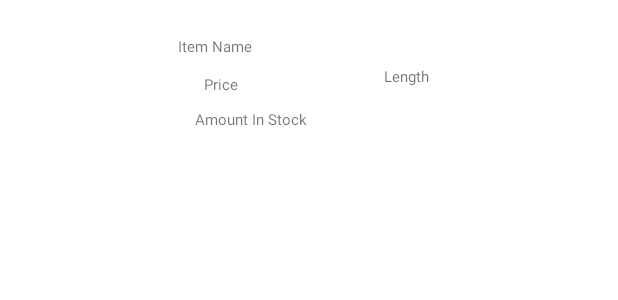
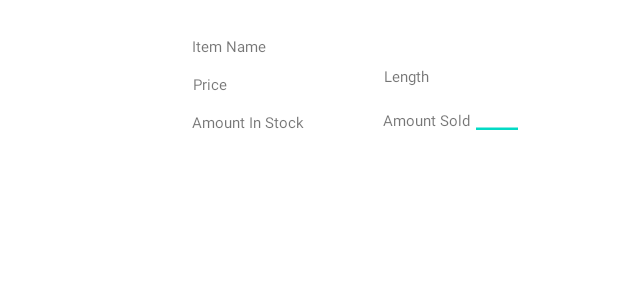
Before and after one commit to owen-na/ProjectBlue, an Android app: the layout item_info.xml on its own in the app's theme, with its tools: preview values and no code run, on a phone screen of 412 x 824 dp. Shown: the top 300 px of the screen. Run offline under Robolectric (Android 15) with nearby library versions, the phone set to English and light mode, and no system bars.

Commit message:
Initial V0.6.5
Created spinner to have initial text, added editText for item_info.xml

```diff
--- a/app/src/main/res/layout/item_info.xml
+++ b/app/src/main/res/layout/item_info.xml
@@ -5,21 +5,12 @@
     android:layout_width="match_parent"
     android:id="@+id/itemBox"
     android:layout_height="match_parent"
-    ><![CDATA[
-
     >
-
-
-
-
-
-
-    ]]>
 
     <ImageView
         android:id="@+id/imageView4"
-        android:layout_width="66dp"
-        android:layout_height="66dp"
+        android:layout_width="69dp"
+        android:layout_height="72dp"
         android:layout_marginTop="24dp"
         app:layout_constraintEnd_toStartOf="@+id/textView19"
         app:layout_constraintHorizontal_bias="0.421"
@@ -34,7 +25,7 @@
         android:text="@string/item_name"
         android:textSize="10dp"
         app:layout_constraintEnd_toEndOf="parent"
-            app:layout_constraintHorizontal_bias="0.104"
+        app:layout_constraintHorizontal_bias="0.152"
         app:layout_constraintStart_toEndOf="@+id/imageView4"
         app:layout_constraintTop_toTopOf="parent" />
 
@@ -46,18 +37,19 @@
         android:text="@string/price"
         android:textSize="10dp"
         app:layout_constraintEnd_toStartOf="@+id/textView21"
-        app:layout_constraintHorizontal_bias="0.841"
+        app:layout_constraintHorizontal_bias="0.795"
         app:layout_constraintStart_toStartOf="parent"
         app:layout_constraintTop_toBottomOf="@+id/textView18" />
 
     <TextView
+        android:id="@+id/textView24"
         android:layout_width="95dp"
         android:layout_height="21dp"
-            android:layout_marginTop="2dp"
+        android:layout_marginTop="4dp"
         android:text="@string/amount_in_stock"
         android:textSize="10dp"
         app:layout_constraintEnd_toStartOf="@+id/textView21"
-            app:layout_constraintHorizontal_bias="0.529"
+        app:layout_constraintHorizontal_bias="0.514"
         app:layout_constraintStart_toEndOf="@+id/imageView4"
         app:layout_constraintTop_toBottomOf="@+id/textView19" />
 
@@ -73,5 +65,31 @@
             app:layout_constraintStart_toStartOf="parent"
             app:layout_constraintTop_toTopOf="parent" />
 
+    <TextView
+        android:id="@+id/textView23"
+        android:layout_width="70dp"
+        android:layout_height="20dp"
+        android:layout_marginTop="8dp"
+        android:text="Amount Sold"
+        android:textSize="10dp"
+        app:layout_constraintEnd_toEndOf="parent"
+        app:layout_constraintHorizontal_bias="0.271"
+        app:layout_constraintStart_toEndOf="@+id/textView24"
+        app:layout_constraintTop_toBottomOf="@+id/textView21" />
+
+    <EditText
+        android:id="@+id/editTextNumber5"
+        android:layout_width="36dp"
+        android:layout_height="20dp"
+        android:layout_marginStart="56dp"
+        android:layout_marginTop="8dp"
+        android:ems="10"
+        android:inputType="number"
+        android:padding="20dp"
+        app:layout_constraintEnd_toEndOf="parent"
+        app:layout_constraintHorizontal_bias="0.031"
+        app:layout_constraintStart_toStartOf="@+id/textView23"
+        app:layout_constraintTop_toBottomOf="@+id/textView21" />
+
 
 </androidx.constraintlayout.widget.ConstraintLayout>
```
Also changed, not shown: app/src/main/java/com/example/searchprov01/MainScreen.java (+60 -7 lines). Lines whose indentation alone changed are shown as unchanged.
